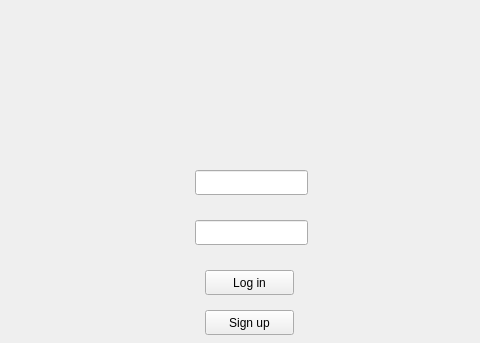
Old version of the form sdi_app/gui/application.ui in the repository FratiaXd/SDI; both pictures show x 85 to 565 and y 0 to 343 of the 720 by 504 pixel window.
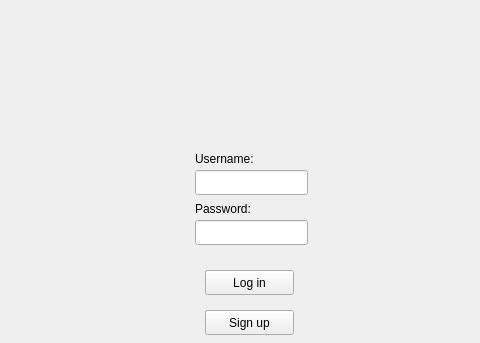
New version of the form.

Patch:
```diff
--- a/sdi_app/gui/application.ui
+++ b/sdi_app/gui/application.ui
@@ -85,6 +85,32 @@
       <string/>
      </property>
     </widget>
+    <widget class="QLabel" name="label_7">
+     <property name="geometry">
+      <rect>
+       <x>280</x>
+       <y>150</y>
+       <width>91</width>
+       <height>17</height>
+      </rect>
+     </property>
+     <property name="text">
+      <string>Username:</string>
+     </property>
+    </widget>
+    <widget class="QLabel" name="label_8">
+     <property name="geometry">
+      <rect>
+       <x>280</x>
+       <y>200</y>
+       <width>81</width>
+       <height>17</height>
+      </rect>
+     </property>
+     <property name="text">
+      <string>Password:</string>
+     </property>
+    </widget>
    </widget>
    <widget class="QWidget" name="page_2">
     <widget class="QRadioButton" name="radioButton">
```
Left out of the diff: 26 changed lines with no effect on the pictures.
